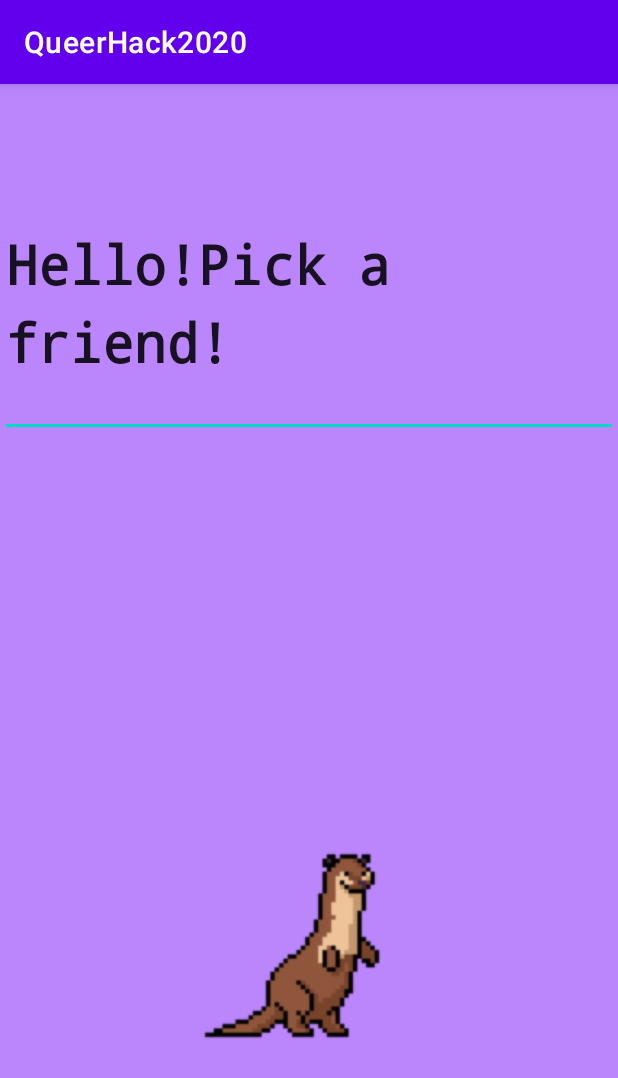
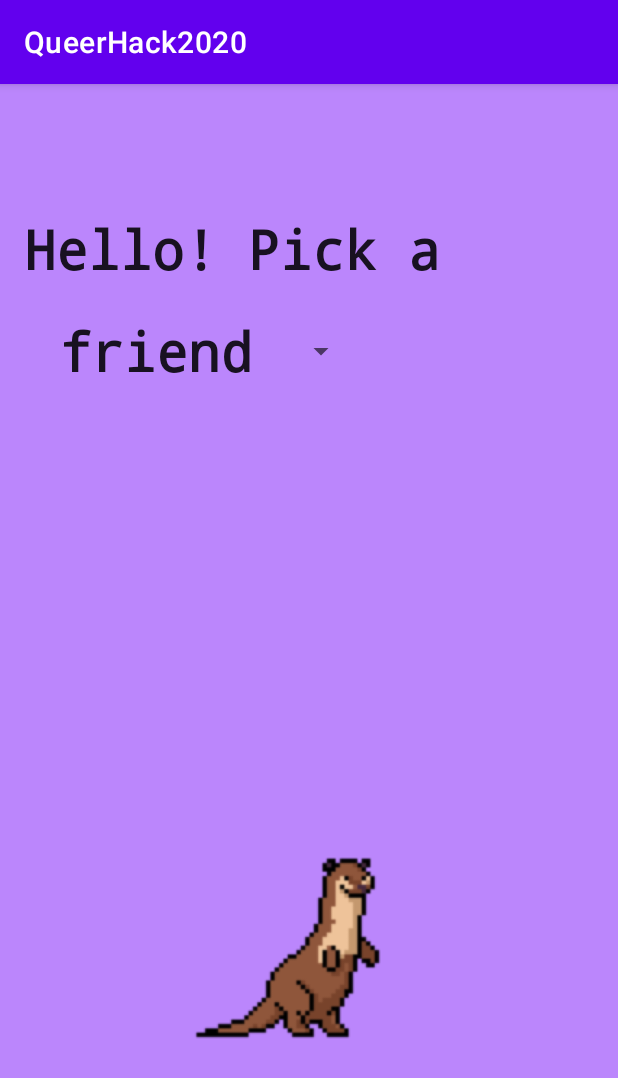
Before and after one commit to cjdodson/queerhack2020, an Android app: the screen it shows after launch (MainActivity), on a phone screen of 412 x 824 dp. Shown: the top 1078 px of the screen. Run offline under Robolectric (Android 15) with nearby library versions, the phone set to English and light mode, and no system bars.

Commit message:
added drop down menu, more sprites

```diff
--- a/app/src/main/java/com/example/queerhack2020/MainActivity.java
+++ b/app/src/main/java/com/example/queerhack2020/MainActivity.java
@@ -5,8 +5,11 @@ import android.content.Intent;
 import android.graphics.drawable.AnimationDrawable;
 import android.os.Bundle;
 import android.view.View;
+import android.widget.AdapterView;
+import android.widget.ArrayAdapter;
 import android.widget.ImageButton;
 import android.widget.ImageView;
+import android.widget.Spinner;
 
 public class MainActivity extends AppCompatActivity {
 
@@ -18,18 +21,54 @@ public class MainActivity extends AppCompatActivity {
 
         ImageView otter_main = (ImageView) findViewById(R.id.otter_main);
         otter_main.setImageResource(R.drawable.otter_idle_main_animation);
-        AnimationDrawable otter_main_animation = (AnimationDrawable)otter_main.getDrawable();
+        AnimationDrawable otter_main_animation = (AnimationDrawable) otter_main.getDrawable();
         otter_main_animation.start();
+
+        ImageView pigeon_main = (ImageView) findViewById(R.id.pigeon_main);
+        pigeon_main.setImageResource(R.drawable.pigeon_walk_animation);
+        AnimationDrawable pigeon_main_animation = (AnimationDrawable) pigeon_main.getDrawable();
+        pigeon_main_animation.start();
+
+        ImageView slime_main = (ImageView) findViewById(R.id.slime_main);
+
+        String[] options = {"friend", "enemy", "lover"};
+
+        Spinner spinner = findViewById(R.id.menu);
+
+        spinner.setOnItemSelectedListener(new AdapterView.OnItemSelectedListener() {
+            @Override
+            public void onItemSelected(AdapterView<?> parentView, View selectedItemView, int position, long id) {
+                if (position == 0) {
+                    otter_main.setVisibility(View.VISIBLE);
+                    pigeon_main.setVisibility(View.INVISIBLE);
+                    slime_main.setVisibility(View.INVISIBLE);
+                }
+                if (position == 1) {
+                    otter_main.setVisibility(View.INVISIBLE);
+                    pigeon_main.setVisibility(View.VISIBLE);
+                    slime_main.setVisibility(View.INVISIBLE);
+                }
+                if (position == 2) {
+                    otter_main.setVisibility(View.INVISIBLE);
+                    pigeon_main.setVisibility(View.INVISIBLE);
+                    slime_main.setVisibility(View.VISIBLE);
+                }
+            }
+
+            @Override
+            public void onNothingSelected(AdapterView<?> parentView) {
+                //literally do nothing
+            }
+
+        });
+
 
         ImageButton otter_button = findViewById((R.id.otter_main));
         otter_button.setOnClickListener(new View.OnClickListener() {
-            public void onClick(View v)
-            {
+            public void onClick(View v) {
                 Intent intent = new Intent(MainActivity.this, OtterActivity.class);
                 startActivity(intent);
             }
         });
-
-
     }
 }
--- /dev/null
+++ b/app/src/main/res/drawable/pigeon_walk_animation.xml
@@ -0,0 +1,4 @@
+<?xml version="1.0" encoding="utf-8"?>
+<animation-list xmlns:android="http://schemas.android.com/apk/res/android">
+    <item android:drawable="@drawable/pigeon_walk_1" android:duration="100"/>
+</animation-list>
--- a/app/src/main/res/layout/open_screen.xml
+++ b/app/src/main/res/layout/open_screen.xml
@@ -1,4 +1,5 @@
 <?xml version="1.0" encoding="utf-8"?>
+
 <androidx.constraintlayout.widget.ConstraintLayout xmlns:android="http://schemas.android.com/apk/res/android"
     xmlns:app="http://schemas.android.com/apk/res-auto"
     xmlns:tools="http://schemas.android.com/tools"
@@ -6,17 +7,19 @@
     android:layout_width="match_parent"
     android:layout_height="match_parent"
     android:background="@color/purple_200"
+    android:fadeScrollbars="false"
     tools:context=".MainActivity">
 
-    <EditText
+    <TextView
         android:id="@+id/hello"
         android:layout_width="0dp"
         android:layout_height="150dp"
+        android:layout_marginStart="16dp"
+        android:layout_marginLeft="16dp"
         android:autofillHints=""
         android:ems="10"
         android:gravity="start|top"
         android:hint="@string/greeting"
-        android:inputType="textMultiLine"
         android:lineSpacingExtra="10sp"
         android:text="@string/greeting"
         android:textAppearance="@style/TextAppearance.AppCompat.Large"
@@ -29,6 +32,24 @@
         app:layout_constraintStart_toStartOf="parent"
         app:layout_constraintTop_toTopOf="parent"
         app:layout_constraintVertical_bias="0.138" />
+
+    <Spinner
+        android:id="@+id/menu"
+        android:layout_width="206dp"
+        android:layout_height="72dp"
+        android:layout_marginStart="16dp"
+        android:layout_marginLeft="16dp"
+        android:dropDownSelector="@color/purple_200"
+        android:entries="@array/drop_down"
+        android:scrollbarSize="10dp"
+        android:spinnerMode="dropdown"
+        android:theme="@style/spinner"
+        app:layout_constraintBottom_toTopOf="@id/otter_main"
+        app:layout_constraintEnd_toEndOf="parent"
+        app:layout_constraintHorizontal_bias="0.0"
+        app:layout_constraintStart_toStartOf="@id/hello"
+        app:layout_constraintTop_toTopOf="@id/hello"
+        app:layout_constraintVertical_bias="0.222" />
 
     <ImageButton
         android:id="@+id/otter_main"
@@ -47,4 +68,46 @@
         app:layout_constraintTop_toBottomOf="@id/hello"
         app:layout_constraintVertical_bias="0.677"
         app:srcCompat="@drawable/otter_idle_main_animation" />
+
+    <ImageButton
+        android:id="@+id/pigeon_main"
+        android:layout_width="177dp"
+        android:layout_height="172dp"
+        android:layout_marginStart="108dp"
+        android:layout_marginLeft="108dp"
+        android:layout_marginEnd="108dp"
+        android:layout_marginRight="108dp"
+        android:background="@color/purple_200"
+        android:contentDescription="@string/pigeon_main"
+        android:scaleType="centerCrop"
+        android:visibility="invisible"
+        app:layout_constraintBottom_toBottomOf="parent"
+        app:layout_constraintEnd_toEndOf="parent"
+        app:layout_constraintHorizontal_bias="0.0"
+        app:layout_constraintStart_toStartOf="parent"
+        app:layout_constraintTop_toBottomOf="@id/hello"
+        app:layout_constraintVertical_bias="0.619"
+        app:srcCompat="@drawable/pigeon_walk_animation" />
+
+    <ImageButton
+        android:id="@+id/slime_main"
+        android:layout_width="245dp"
+        android:layout_height="244dp"
+        android:layout_marginStart="74dp"
+        android:layout_marginLeft="74dp"
+        android:layout_marginTop="12dp"
+        android:layout_marginEnd="74dp"
+        android:layout_marginRight="74dp"
+        android:background="@color/purple_200"
+        android:contentDescription="@string/slime_walk"
+        android:scaleType="centerCrop"
+        android:visibility="invisible"
+        app:layout_constraintBottom_toBottomOf="parent"
+        app:layout_constraintEnd_toEndOf="parent"
+        app:layout_constraintHorizontal_bias="0.0"
+        app:layout_constraintStart_toStartOf="parent"
+        app:layout_constraintTop_toBottomOf="@id/hello"
+        app:layout_constraintVertical_bias="0.69"
+        app:srcCompat="@drawable/slimewalk" />
+
 </androidx.constraintlayout.widget.ConstraintLayout>
--- a/app/src/main/res/values/strings.xml
+++ b/app/src/main/res/values/strings.xml
@@ -1,6 +1,21 @@
 <resources>
     <string name="app_name">QueerHack2020</string>
-    <string name="greeting">Hello!<br />Pick a friend!</string>
+    <string name="greeting">Hello! Pick a </string>
     <string name="otter_idle">idle otter</string>
     <string name="back">BACK</string>
+    <string name="pigeon_main">pigeon_main</string>
+    <string name="slime_walk">slime_walk</string>
+
+    <array name="drop_down">
+        <item>"friend"</item>
+        <item>"enemy"</item>
+        <item>"lover"</item>
+    </array>
+
+    <style name="spinner" parent = "@android:style/Widget.TextView">
+        <item name="android:textSize">36sp</item>
+        <item name="android:textStyle">bold</item>
+        <item name="android:typeface">monospace</item>
+    </style>
+
 </resources>
```
Also changed, not shown: app/src/main/res/drawable/pigeon_walk_1.png (added), app/src/main/res/drawable/slimewalk.gif (added).
